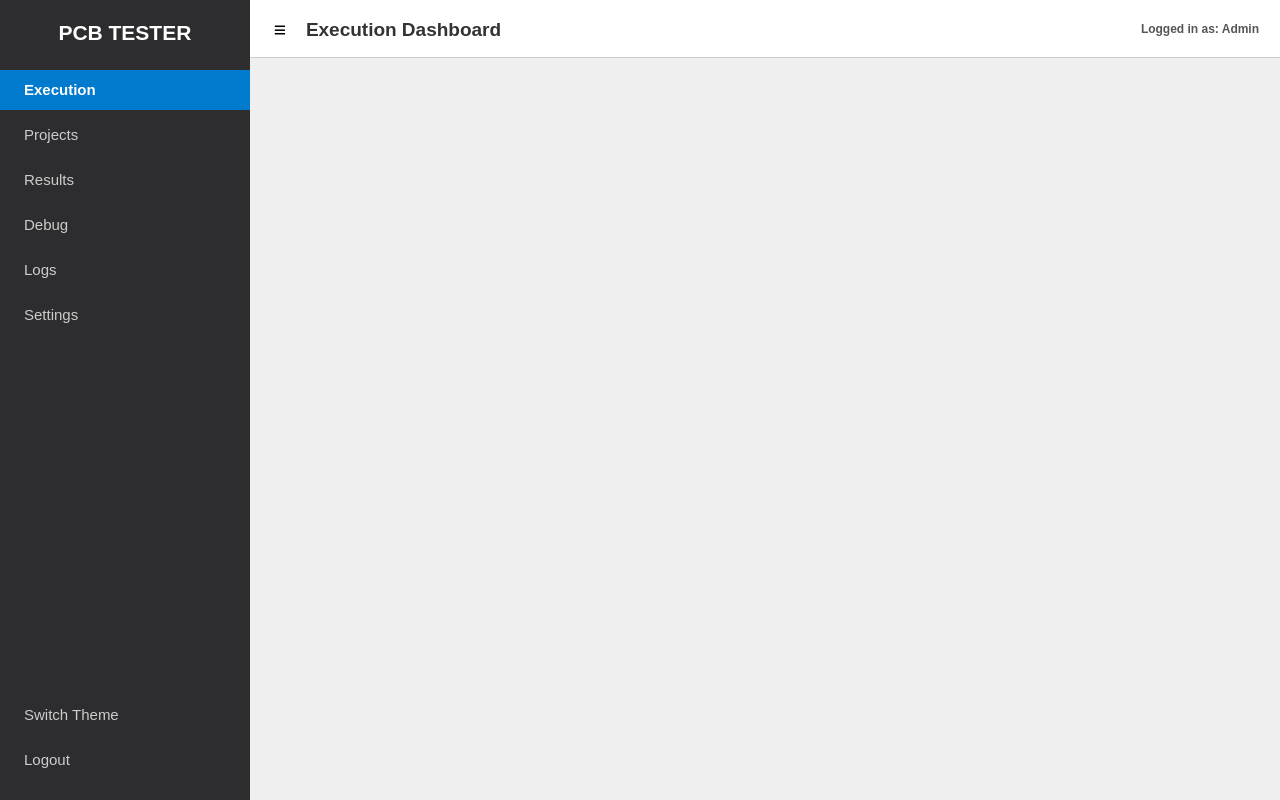
The window that new_ui/forms/main_window.ui (SuryaPrasathB/Comminent-PCB-Tester) describes before a commit, drawn with Qt 5.
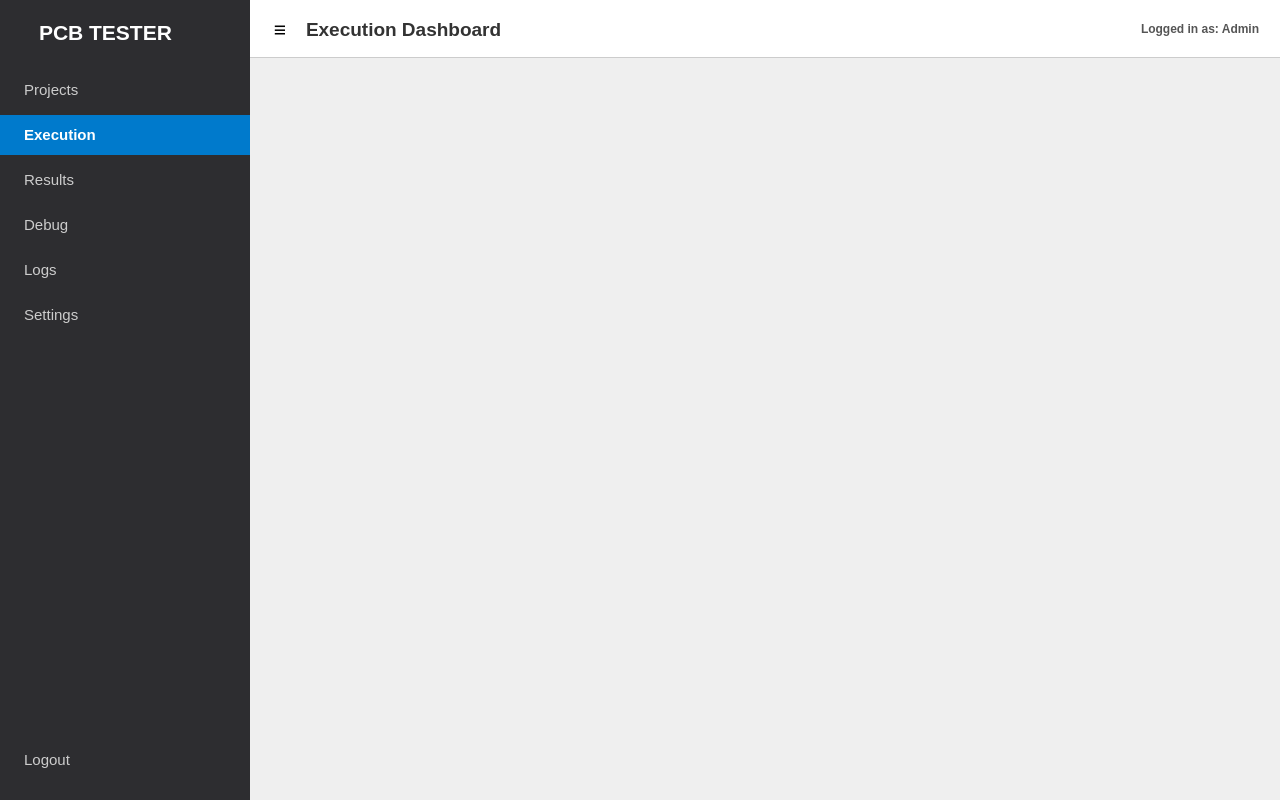
The same window after the commit.

Commit message:
Refactor sidebar, add app icon, and implement Settings page.
- Reorder sidebar buttons: Projects first, then Execution.
- Set Execution as default view.
- Add application icon to resources and sidebar header.
- Implement sidebar collapse logic to keep icon visible.
- Create new SettingsView with Theme selection and About info.
- Move theme toggle from sidebar to Settings page.
- Ensure theme persistence on startup.

```diff
--- a/new_ui/forms/main_window.ui
+++ b/new_ui/forms/main_window.ui
@@ -84,15 +84,72 @@
         <number>20</number>
        </property>
        <item>
-        <widget class="QLabel" name="label_app_logo">
-         <property name="styleSheet">
-          <string notr="true">font-size: 16pt; font-weight: bold; color: white; margin-bottom: 20px;</string>
-         </property>
+        <widget class="QWidget" name="widget_sidebar_header" native="true">
+         <layout class="QHBoxLayout" name="horizontalLayout_sidebar_header">
+          <property name="leftMargin">
+           <number>10</number>
+          </property>
+          <property name="topMargin">
+           <number>0</number>
+          </property>
+          <property name="rightMargin">
+           <number>0</number>
+          </property>
+          <property name="bottomMargin">
+           <number>20</number>
+          </property>
+          <item>
+           <widget class="QLabel" name="label_logo_icon">
+            <property name="fixedSize">
+             <size>
+              <width>32</width>
+              <height>32</height>
+             </size>
+            </property>
+            <property name="text">
+             <string/>
+            </property>
+            <property name="scaledContents">
+             <bool>true</bool>
+            </property>
+           </widget>
+          </item>
+          <item>
+           <widget class="QLabel" name="label_logo_text">
+            <property name="styleSheet">
+             <string notr="true">font-size: 16pt; font-weight: bold; color: white; margin-left: 10px;</string>
+            </property>
+            <property name="text">
+             <string>PCB TESTER</string>
+            </property>
+           </widget>
+          </item>
+          <item>
+           <spacer name="horizontalSpacer_logo">
+            <property name="orientation">
+             <enum>Qt::Horizontal</enum>
+            </property>
+            <property name="sizeHint" stdset="0">
+             <size>
+              <width>40</width>
+              <height>20</height>
+             </size>
+            </property>
+           </spacer>
+          </item>
+         </layout>
+        </widget>
+       </item>
+       <item>
+        <widget class="QPushButton" name="btn_nav_project">
          <property name="text">
-          <string>PCB TESTER</string>
+          <string> Projects</string>
          </property>
-         <property name="alignment">
-          <set>Qt::AlignCenter</set>
+         <property name="checkable">
+          <bool>true</bool>
+         </property>
+         <property name="autoExclusive">
+          <bool>true</bool>
          </property>
         </widget>
        </item>
@@ -112,19 +169,6 @@
          </property>
         </widget>
        </item>
-       <item>
-        <widget class="QPushButton" name="btn_nav_project">
-         <property name="text">
-          <string> Projects</string>
-         </property>
-         <property name="checkable">
-          <bool>true</bool>
-         </property>
-         <property name="autoExclusive">
-          <bool>true</bool>
-         </property>
-        </widget>
-       </item>
        <item>
         <widget class="QPushButton" name="btn_nav_results">
          <property name="text">
@@ -190,16 +234,6 @@
          </property>
         </spacer>
        </item>
-       <item>
-        <widget class="QPushButton" name="btn_theme_toggle">
-         <property name="text">
-          <string> Switch Theme</string>
-         </property>
-         <property name="checkable">
-          <bool>false</bool>
-         </property>
-        </widget>
-       </item>
        <item>
         <widget class="QPushButton" name="btn_logout">
          <property name="text">
```
The commit also changes 3 other files.
